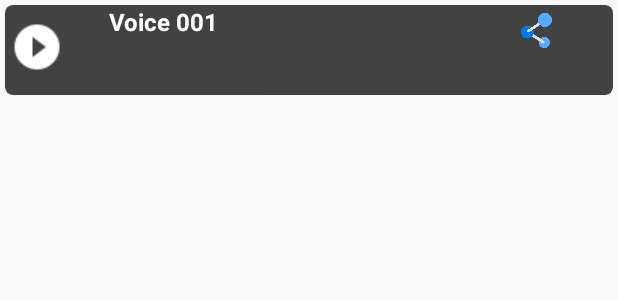
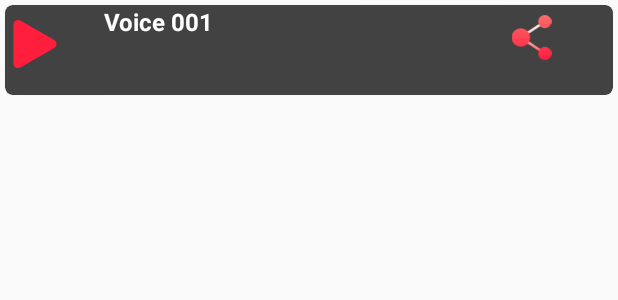
Before and after one commit to AvinashReddy9/Handy_Recorder, an Android app: the layout recording_item_layout.xml on its own in the app's theme, with its tools: preview values and no code run, on a phone screen of 412 x 824 dp. Shown: the top 300 px of the screen. Run offline under Robolectric (Android 15) with nearby library versions, the phone set to English and light mode, and no system bars.

Commit message:
Working release candidate for voice recording app

```diff
--- a/ViewRecorder/app/build.gradle
+++ b/ViewRecorder/app/build.gradle
@@ -6,7 +6,7 @@ android {
 
     defaultConfig {
         applicationId "com.example.viewrecorder"
-        minSdkVersion 16
+        minSdkVersion 21
         targetSdkVersion 29
         versionCode 1
         versionName "1.0"
--- a/ViewRecorder/app/src/main/java/com/example/viewrecorder/Fragments/PlayListFragment.java
+++ b/ViewRecorder/app/src/main/java/com/example/viewrecorder/Fragments/PlayListFragment.java
@@ -160,7 +160,7 @@ public class PlayListFragment extends Fragment {
                 if(!mHashMap.containsKey(fileName)) {
                     Log.e("INFO", "New Recording has been created");
                     mHashMap.put(fileName, 1);
-                    recordingArraylist.add(recording);
+                    recordingArraylist.add(0,recording);
                     setAdaptertoRecyclerView();
                 }
             }
--- a/ViewRecorder/app/src/main/java/com/example/viewrecorder/MainActivity.java
+++ b/ViewRecorder/app/src/main/java/com/example/viewrecorder/MainActivity.java
@@ -106,9 +106,9 @@ public class MainActivity extends AppCompatActivity {
     }
 
     private void setupTabIcons() {
-        mTabLayout.getTabAt(0).setIcon(R.drawable.mic);
+        mTabLayout.getTabAt(0).setIcon(R.drawable.recorder_microphone);
 //        mTabLayout.getTabAt(1).setIcon(R.drawable.speaker);
-        mTabLayout.getTabAt(1).setIcon(R.drawable.play);
+        mTabLayout.getTabAt(1).setIcon(R.drawable.recorder_playlist);
         // tabLayout.getTabAt(3).setIcon(tabIcons[3]);
     }
 
--- /dev/null
+++ b/ViewRecorder/app/src/main/res/drawable/recorder_microphone.xml
@@ -0,0 +1,5 @@
+<vector android:height="60dp" android:viewportHeight="435.2"
+    android:viewportWidth="435.2" android:width="60dp" xmlns:android="http://schemas.android.com/apk/res/android">
+    <path android:fillColor="#FF1F3D" android:pathData="M356.9,224.8c0,-8.7 -6.7,-15.4 -15.4,-15.4s-15.4,6.7 -15.4,15.4c0,59.9 -48.6,108.5 -108.5,108.5s-108.5,-48.6 -108.5,-108.5c0,-8.7 -6.7,-15.4 -15.4,-15.4s-15.4,6.7 -15.4,15.4c0,71.2 53.2,131.1 123.9,138.8v41h-55.8c-8.7,0 -15.4,6.7 -15.4,15.4s6.7,15.4 15.4,15.4h142.3c8.7,0 15.4,-6.7 15.4,-15.4s-6.7,-15.4 -15.4,-15.4H233v-41C303.6,355.8 356.9,295.9 356.9,224.8z"/>
+    <path android:fillColor="#FF6B6B" android:pathData="M217.6,0c-47.1,0 -85.5,38.4 -85.5,85.5v138.8c0,47.6 38.4,85.5 85.5,86c47.1,0 85.5,-38.4 85.5,-85.5V85.5C303.1,38.4 264.7,0 217.6,0z"/>
+</vector>
--- /dev/null
+++ b/ViewRecorder/app/src/main/res/drawable/recorder_pause.xml
@@ -0,0 +1,12 @@
+<vector xmlns:android="http://schemas.android.com/apk/res/android"
+    android:width="512dp"
+    android:height="512dp"
+    android:viewportWidth="512"
+    android:viewportHeight="512">
+  <path
+      android:pathData="M181.3,0H74.7c-17.6,0 -32,14.4 -32,32v448c0,17.6 14.4,32 32,32h106.7c17.6,0 32,-14.4 32,-32V32C213.3,14.4 199,0 181.3,0z"
+      android:fillColor="#FF1F3D"/>
+  <path
+      android:pathData="M437.3,0H330.7c-17.6,0 -32,14.4 -32,32v448c0,17.6 14.4,32 32,32h106.7c17.6,0 32,-14.4 32,-32V32C469.3,14.4 455,0 437.3,0z"
+      android:fillColor="#FF1F3D"/>
+</vector>
--- /dev/null
+++ b/ViewRecorder/app/src/main/res/drawable/recorder_play.xml
@@ -0,0 +1,9 @@
+<vector xmlns:android="http://schemas.android.com/apk/res/android"
+    android:width="163.9dp"
+    android:height="163.9dp"
+    android:viewportWidth="163.9"
+    android:viewportHeight="163.9">
+  <path
+      android:pathData="M34.9,3.6C20.1,-4.9 8.1,2.1 8.1,19.1v125.6c0,17 12,24 26.8,15.5l109.8,-63c14.8,-8.5 14.8,-22.2 0,-30.7L34.9,3.6z"
+      android:fillColor="#FF1F3D"/>
+</vector>
--- /dev/null
+++ b/ViewRecorder/app/src/main/res/drawable/recorder_sharing.xml
@@ -0,0 +1,35 @@
+<vector xmlns:android="http://schemas.android.com/apk/res/android"
+    xmlns:aapt="http://schemas.android.com/aapt"
+    android:width="21.165dp"
+    android:height="24.081dp"
+    android:viewportWidth="21.165"
+    android:viewportHeight="24.081">
+  <path
+      android:pathData="M8.85,10.28l6.83,-4.6A0.705,0.705 0,0 0,14.902 4.506l-6.83,4.6a0.705,0.705 0,0 0,0.783 1.174ZM15.68,18.401 L8.85,13.801a0.705,0.705 0,1 0,-0.783 1.174l6.83,4.6a0.705,0.705 0,1 0,0.783 -1.174Z">
+    <aapt:attr name="android:fillColor">
+      <gradient
+          android:startY="19.700006"
+          android:startX="11.873488"
+          android:endY="4.3839993"
+          android:endX="11.873488"
+          android:type="linear">
+        <item android:offset="0" android:color="#FFFF6B6B"/>
+        <item android:offset="1" android:color="#FFF9F9F9"/>
+      </gradient>
+    </aapt:attr>
+  </path>
+  <path
+      android:pathData="M4.938,7.1a4.938,4.938 0,1 0,4.938 4.938A4.944,4.944 0,0 0,4.938 7.1ZM17.638,7.053A3.527,3.527 0,1 0,14.11 3.527,3.531 3.531,0 0,0 17.637,7.055ZM17.638,17.024a3.527,3.527 0,1 0,3.527 3.527A3.531,3.531 0,0 0,17.637 17.026Z">
+    <aapt:attr name="android:fillColor">
+      <gradient
+          android:startY="24.078001"
+          android:startX="10.5825"
+          android:endY="-0.0012648109"
+          android:endX="10.5825"
+          android:type="linear">
+        <item android:offset="0" android:color="#FFFF1F3D"/>
+        <item android:offset="1" android:color="#FFFF6B6B"/>
+      </gradient>
+    </aapt:attr>
+  </path>
+</vector>
--- a/ViewRecorder/app/src/main/res/layout/playlist_fragment.xml
+++ b/ViewRecorder/app/src/main/res/layout/playlist_fragment.xml
@@ -2,7 +2,7 @@
 <RelativeLayout xmlns:android="http://schemas.android.com/apk/res/android"
     android:layout_width="match_parent"
     android:layout_height="match_parent"
-    android:background="@android:color/black">
+    android:background="@android:color/background_dark">
 
     <androidx.appcompat.widget.Toolbar
         android:id="@+id/toolbar"
--- a/ViewRecorder/app/src/main/res/layout/recording_item_layout.xml
+++ b/ViewRecorder/app/src/main/res/layout/recording_item_layout.xml
@@ -17,16 +17,15 @@
 
         <ImageView
             android:id="@+id/imageViewPlay"
-            android:layout_width="wrap_content"
-            android:layout_height="wrap_content"
+            android:layout_width="32dp"
+            android:layout_height="32dp"
             android:layout_gravity="center_vertical"
             android:background="?android:attr/selectableItemBackground"
             android:layout_marginTop="10dp"
-            android:layout_marginStart="3dp"
+            android:layout_marginStart="4dp"
             android:clickable="true"
             android:focusable="true"
-            android:src="@drawable/ic_play"
-            app:tint="@android:color/white" />
+            android:src="@drawable/recorder_play" />
 
         <LinearLayout
             android:layout_width="match_parent"
@@ -50,16 +49,17 @@
                 android:id="@+id/share_Button"
                 android:layout_width="30dp"
                 android:layout_height="30dp"
-                android:src="@drawable/share"
+                android:src="@drawable/recorder_sharing"
                 android:layout_marginStart="270dp"
-                android:layout_marginTop="-20dp"
+                android:layout_marginTop="-15dp"
                 android:layout_marginEnd="10dp" />
 
             <SeekBar
-                android:id="@+id/seekBar"
+                android:id="@+id/seekBarRecorder"
                 android:layout_width="match_parent"
                 android:layout_height="wrap_content"
                 android:layout_marginTop="3dp"
+                android:thumbTint="#FF0000"
                 android:visibility="gone" />
 
 <!--            <View-->
```
Also changed, not shown: ViewRecorder/app/src/main/java/com/example/viewrecorder/Adapter/RecordingAdapter.java (+66 -57 lines), ViewRecorder/app/src/main/java/com/example/viewrecorder/Fragments/RecorderFragment.java (+7 -12 lines), ViewRecorder/app/src/main/res/drawable/recorder_playlist.xml (added, +24 -0 lines), ViewRecorder/app/src/main/res/layout/recorder_fragment.xml (+10 -11 lines), ViewRecorder/app/src/main/res/drawable/recorder_stop_button.png (added), 1 other file.
